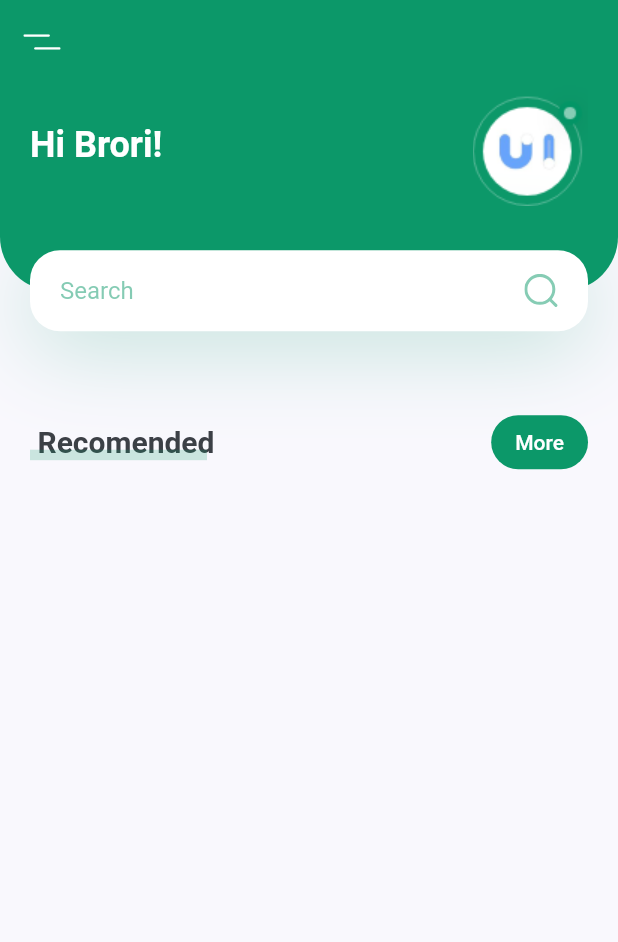
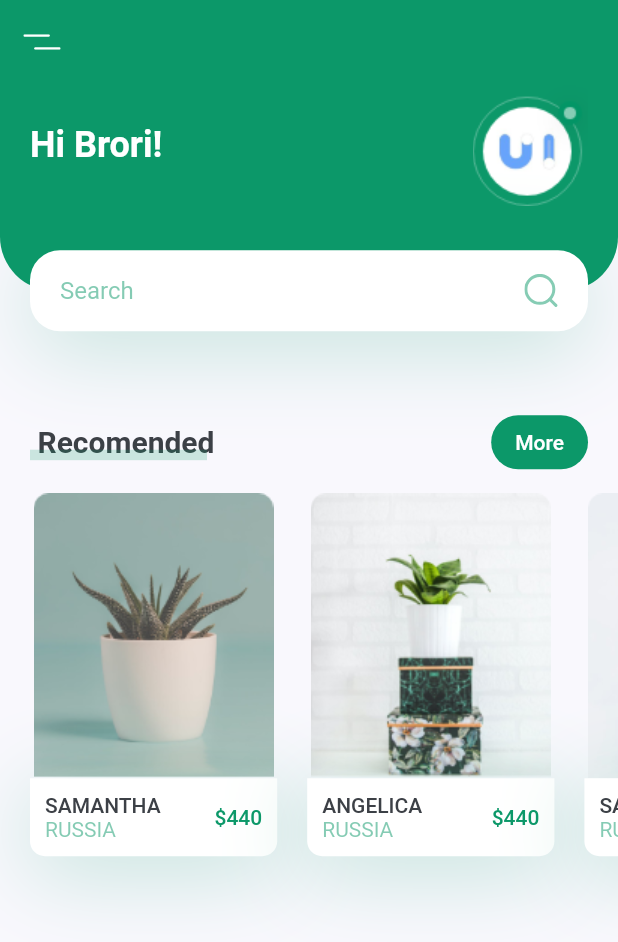
Before and after one commit to Dzaky02/plant_app_flutter_ui, a Flutter app: the screen it shows after launch, on a phone screen of 412 x 824 dp. Shown: the top 942 px of the screen. Run offline on Flutter 3.47's test engine with Material 2 defaults, Android fonts, the phone set to English and light mode, and no system bars; our stand-ins replace flutter_svg.

Commit message:
Recomended Plaant ListView.

```diff
--- /dev/null
+++ b/lib/models/plant_model.dart
@@ -0,0 +1,8 @@
+class Plant {
+  String image;
+  String title;
+  String country;
+  int price;
+
+  Plant({required this.image, required this.title, required this.country, required this.price});
+}
--- a/lib/pages/home/components/body.dart
+++ b/lib/pages/home/components/body.dart
@@ -1,11 +1,39 @@
 import 'dart:ui';
 
 import 'package:flutter/material.dart';
+import 'package:plant_app_flutter_ui/models/plant_model.dart';
 import 'package:plant_app_flutter_ui/pages/home/components/header_with_searchbox.dart';
+import 'package:plant_app_flutter_ui/pages/home/components/list_of_recomend_plants.dart';
 import 'package:plant_app_flutter_ui/pages/home/components/title_with_more_btn.dart';
+import 'package:plant_app_flutter_ui/theme.dart';
 
 class Body extends StatelessWidget {
-  const Body({Key? key}) : super(key: key);
+  final List<Plant> listOfPlants = [
+    Plant(
+      image: "assets/images/image_1.png",
+      title: "Samantha",
+      country: "Russia",
+      price: 440,
+    ),
+    Plant(
+      image: "assets/images/image_2.png",
+      title: "Angelica",
+      country: "Russia",
+      price: 440,
+    ),
+    Plant(
+      image: "assets/images/image_3.png",
+      title: "Samantha",
+      country: "Russia",
+      price: 440,
+    ),
+    Plant(
+      image: "assets/images/image_1.png",
+      title: "Samantha",
+      country: "Russia",
+      price: 440,
+    ),
+  ];
 
   @override
   Widget build(BuildContext context) {
@@ -16,10 +44,8 @@ class Body extends StatelessWidget {
       child: Column(
         children: [
           HeaderWithSearchBox(size: size),
-          TitleWithMoreBtn(
-            title: 'Recomended',
-            press: () {},
-          ),
+          TitleWithMoreBtn(title: 'Recomended', press: () {}),
+          ListOfRecomendPlants(size: size, listOfPlants: listOfPlants),
         ],
       ),
     );
--- /dev/null
+++ b/lib/pages/home/components/list_of_recomend_plants.dart
@@ -0,0 +1,112 @@
+import 'package:flutter/material.dart';
+import 'package:plant_app_flutter_ui/models/plant_model.dart';
+import 'package:plant_app_flutter_ui/theme.dart';
+
+class ListOfRecomendPlants extends StatelessWidget {
+  const ListOfRecomendPlants({
+    Key? key,
+    required this.size,
+    required this.listOfPlants,
+  }) : super(key: key);
+
+  final Size size;
+  final List<Plant> listOfPlants;
+
+  @override
+  Widget build(BuildContext context) {
+    return Container(
+      height: size.height * 0.43,
+      child: ListView.builder(
+          scrollDirection: Axis.horizontal,
+          padding: EdgeInsets.only(
+            left: defaultPadding,
+            top: defaultPadding / 2,
+          ),
+          itemCount: listOfPlants.length,
+          itemBuilder: (context, index) {
+            return RecomendedPlantCard(
+              plant: listOfPlants[index],
+              press: () {},
+            );
+          }),
+    );
+  }
+}
+
+class RecomendedPlantCard extends StatelessWidget {
+  const RecomendedPlantCard({
+    Key? key,
+    required this.plant,
+    required this.press,
+  }) : super(key: key);
+
+  final Plant plant;
+  final Function press;
+
+  @override
+  Widget build(BuildContext context) {
+    Size size = MediaQuery.of(context).size;
+    return Container(
+      // Cover 40% of screen width
+      width: size.width * 0.4,
+      margin: EdgeInsets.only(
+        right: defaultPadding,
+      ),
+      child: Column(
+        children: [
+          Image.asset(plant.image),
+          GestureDetector(
+            onTap: () {
+              // ignore: unnecessary_statements
+              press;
+            },
+            child: Container(
+              padding: EdgeInsets.all(defaultPadding / 2),
+              decoration: BoxDecoration(
+                color: Colors.white,
+                borderRadius: BorderRadius.vertical(
+                  bottom: Radius.circular(10),
+                ),
+                boxShadow: [
+                  BoxShadow(
+                    offset: Offset(0, 10),
+                    blurRadius: 50,
+                    color: primaryColor.withOpacity(0.23),
+                  ),
+                ],
+              ),
+              child: Row(
+                children: [
+                  RichText(
+                    text: TextSpan(
+                      children: [
+                        TextSpan(
+                          text: "${plant.title}\n".toUpperCase(),
+                          style: Theme.of(context).textTheme.button,
+                        ),
+                        TextSpan(
+                          text: "${plant.country}".toUpperCase(),
+                          style: TextStyle(
+                            color: primaryColor.withOpacity(0.5),
+                          ),
+                        ),
+                      ],
+                    ),
+                  ),
+                  Spacer(),
+                  Text(
+                    '\$${plant.price}',
+                    style: Theme.of(context)
+                        .textTheme
+                        .button
+                        ?.copyWith(color: primaryColor),
+                  ),
+                ],
+              ),
+            ),
+          )
+        ],
+      ),
+    );
+  }
+}
```
